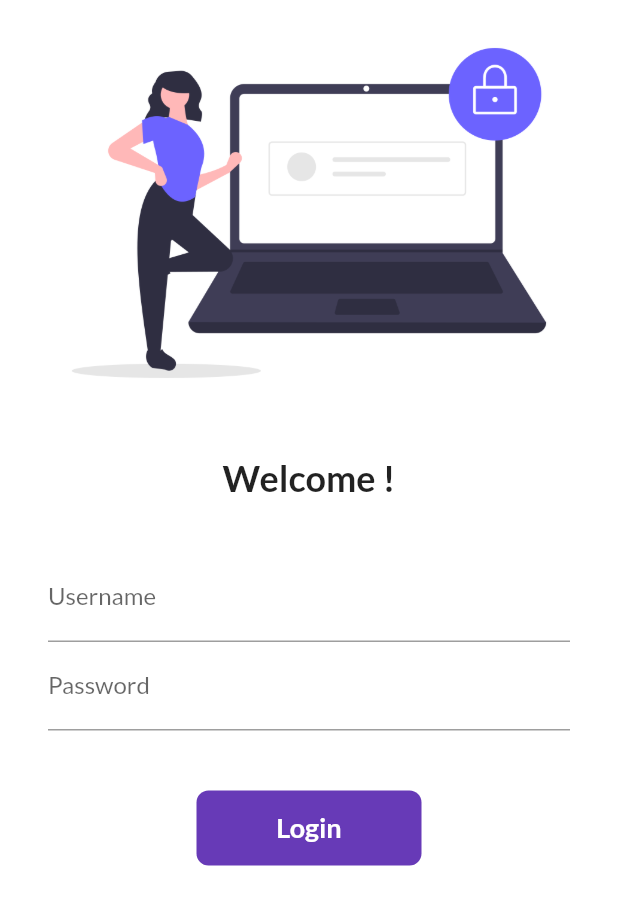
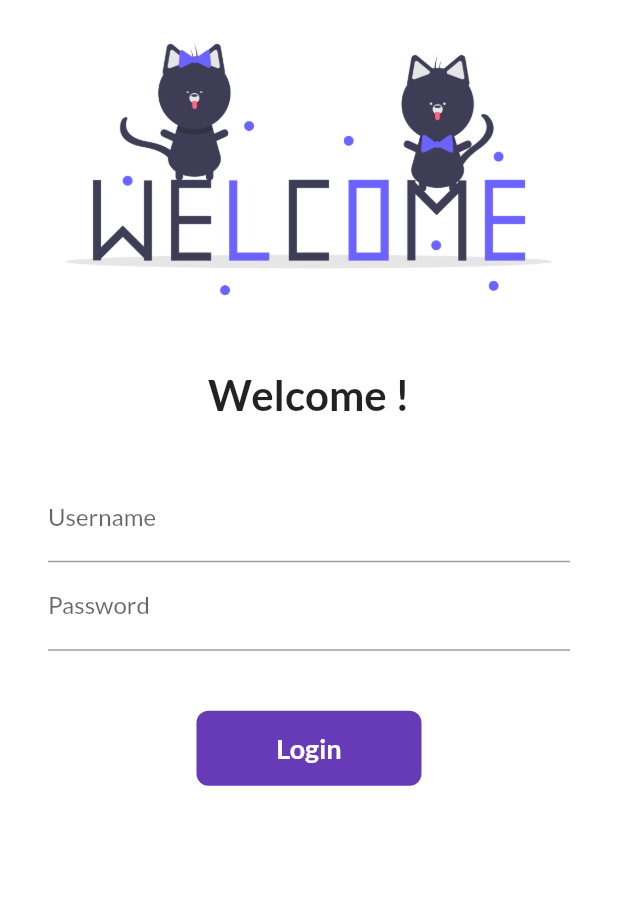
Before and after one commit to AdityaCubicles45/30DaysOfFlutter, a Flutter app: the screen it shows after launch, on a phone screen of 412 x 824 dp. Shown: the top 905 px of the screen. Run offline on Flutter 3.47's test engine with Material 2 defaults, Android fonts, the light colour scheme and no system bars; our stand-ins replace google_fonts.

Commit message:
day 8 completed

```diff
--- a/lib/pages/login_page.dart
+++ b/lib/pages/login_page.dart
@@ -5,22 +5,39 @@ class LoginPage extends StatefulWidget {
   const LoginPage({super.key});
 
   @override
-  State<LoginPage> createState() => _LoginPageState();
+  _LoginPageState createState() => _LoginPageState();
 }
 
 class _LoginPageState extends State<LoginPage> {
   String name = "";
   bool changeButton = false;
 
+  final _formKey = GlobalKey<FormState>();
+
+  moveToHome(BuildContext context) async {
+    if (_formKey.currentState!.validate()) {
+      setState(() {
+        changeButton = true;
+      });
+      await Future.delayed(const Duration(seconds: 1));
+      await Navigator.pushNamed(context, MyRoutes.homeRoute);
+      setState(() {
+        changeButton = false;
+      });
+    }
+  }
+
   @override
   Widget build(BuildContext context) {
     return Material(
         color: Colors.white,
         child: SingleChildScrollView(
+          child: Form(
+            key: _formKey,
             child: Column(
               children: [
                 Image.asset(
-              "assets/images/login_image.png",
+                  "assets/images/Hello.png",
                   fit: BoxFit.cover,
                 ),
                 const SizedBox(
@@ -28,14 +45,17 @@ class _LoginPageState extends State<LoginPage> {
                 ),
                 Text(
                   "Welcome $name!",
-              style: const TextStyle(fontSize: 24, fontWeight: FontWeight.bold),
+                  style: const TextStyle(
+                    fontSize: 28,
+                    fontWeight: FontWeight.bold,
+                  ),
                 ),
                 const SizedBox(
                   height: 20.0,
                 ),
                 Padding(
-              padding:
-                  const EdgeInsets.symmetric(vertical: 16.0, horizontal: 32.0),
+                  padding: const EdgeInsets.symmetric(
+                      vertical: 16.0, horizontal: 32.0),
                   child: Column(
                     children: [
                       TextFormField(
@@ -43,6 +63,13 @@ class _LoginPageState extends State<LoginPage> {
                           hintText: "Enter username",
                           labelText: "Username",
                         ),
+                        validator: (String? value) {
+                          if (value!.isEmpty) {
+                            return "Username can't be empty";
+                          }
+
+                          return null;
+                        },
                         onChanged: (value) {
                           name = value;
                           setState(() {});
@@ -54,57 +81,51 @@ class _LoginPageState extends State<LoginPage> {
                           hintText: "Enter password",
                           labelText: "Password",
                         ),
+                        validator: (String? value) {
+                          if (value!.isEmpty) {
+                            return "Password can't be empty";
+                          } else if (value.length < 6) {
+                            return "Password must be at least 6 characters";
+                          }
+
+                          return null;
+                        },
                       ),
                       const SizedBox(
                         height: 40.0,
                       ),
-
-                  InkWell(
-                    onTap: () async {
-                      setState(() {
-                        changeButton = true;
-                      });
-
-                      await Future.delayed(const Duration(seconds: 1));
-                      Navigator.pushNamed(context, MyRoutes.homeRoute);
-                    },
-                    child: AnimatedContainer(
-                      height: 50,
-                      width: changeButton ? 50 : 150,
-                      alignment: Alignment.center,
-                      decoration: BoxDecoration(
+                      Material(
                         color: Colors.deepPurple,
                         borderRadius:
                             BorderRadius.circular(changeButton ? 50 : 8),
-                      ),
+                        child: InkWell(
+                          onTap: () => moveToHome(context),
+                          child: AnimatedContainer(
                             duration: const Duration(seconds: 1),
+                            width: changeButton ? 50 : 150,
+                            height: 50,
+                            alignment: Alignment.center,
                             child: changeButton
                                 ? const Icon(
                                     Icons.done,
                                     color: Colors.white,
                                   )
-                          : const Text("Login",
+                                : const Text(
+                                    "Login",
                                     style: TextStyle(
                                         color: Colors.white,
                                         fontWeight: FontWeight.bold,
-                                fontSize: 18,
-                              )),
+                                        fontSize: 18),
                                   ),
                           ),
-                  // ElevatedButton(
-                  //   style:
-                  //       TextButton.styleFrom(minimumSize: const Size(150, 40)),
-                  //   onPressed: () {
-                  //     Navigator.pushNamed(context, MyRoutes.homeRoute);
-                  //   },
-                  //   child: const Text("Login"),
-                  // ),
-                ],
                         ),
                       ),
                     ],
                   ),
+                )
+              ],
             ),
-    );
+          ),
+        ));
   }
 }
```
Also changed, not shown: assets/images/Hello.png (added). Lines whose indentation alone changed are shown as unchanged.
